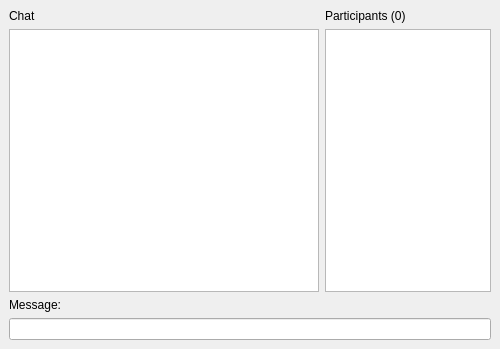
Before: the Qt Designer form client/src/ui/chatdialog.ui in klaalk/klapklap, drawn with Qt 5.
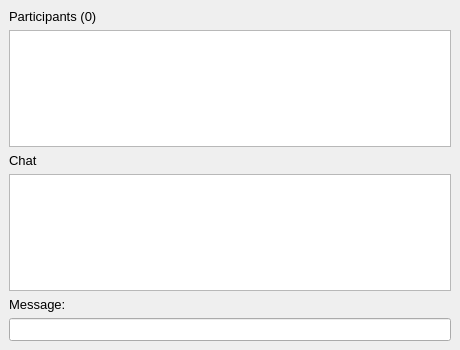
After: the same form once the commit is applied.

Commit message: Miglioramento layout

Diff of the .ui file:
```diff
--- a/client/src/ui/chatdialog.ui
+++ b/client/src/ui/chatdialog.ui
@@ -6,10 +6,22 @@
    <rect>
     <x>0</x>
     <y>0</y>
-    <width>500</width>
-    <height>349</height>
+    <width>460</width>
+    <height>350</height>
    </rect>
   </property>
+  <property name="sizePolicy">
+   <sizepolicy hsizetype="Preferred" vsizetype="Preferred">
+    <horstretch>0</horstretch>
+    <verstretch>0</verstretch>
+   </sizepolicy>
+  </property>
+  <property name="minimumSize">
+   <size>
+    <width>180</width>
+    <height>0</height>
+   </size>
+  </property>
   <property name="maximumSize">
    <size>
     <width>500</width>
@@ -54,8 +66,46 @@
      </property>
      <item>
       <layout class="QVBoxLayout" name="verticalLayout">
+       <item>
+        <widget class="QLabel" name="participants_label">
+         <property name="font">
+          <font>
+           <pointsize>10</pointsize>
+          </font>
+         </property>
+         <property name="text">
+          <string>Participants (0)</string>
+         </property>
+        </widget>
+       </item>
+       <item>
+        <widget class="QListWidget" name="listWidget">
+         <property name="maximumSize">
+          <size>
+           <width>16777215</width>
+           <height>256</height>
+          </size>
+         </property>
+         <property name="font">
+          <font>
+           <pointsize>10</pointsize>
+          </font>
+         </property>
+         <property name="focusPolicy">
+          <enum>Qt::NoFocus</enum>
+         </property>
+         <property name="class" stdset="0">
+          <string>ParticipantList</string>
+         </property>
+        </widget>
+       </item>
        <item>
         <widget class="QLabel" name="label_2">
+         <property name="font">
+          <font>
+           <pointsize>10</pointsize>
+          </font>
+         </property>
          <property name="text">
           <string>Chat</string>
          </property>
@@ -65,39 +115,23 @@
         <widget class="QTextEdit" name="textEdit">
          <property name="minimumSize">
           <size>
-           <width>310</width>
+           <width>0</width>
            <height>0</height>
           </size>
          </property>
+         <property name="font">
+          <font>
+           <pointsize>10</pointsize>
+          </font>
+         </property>
          <property name="focusPolicy">
           <enum>Qt::NoFocus</enum>
          </property>
          <property name="readOnly">
           <bool>true</bool>
          </property>
-        </widget>
-       </item>
-      </layout>
-     </item>
-     <item>
-      <layout class="QVBoxLayout" name="verticalLayout_2">
-       <item>
-        <widget class="QLabel" name="participants_label">
-         <property name="text">
-          <string>Participants (0)</string>
-         </property>
-        </widget>
-       </item>
-       <item>
-        <widget class="QListWidget" name="listWidget">
-         <property name="maximumSize">
-          <size>
-           <width>180</width>
-           <height>16777215</height>
-          </size>
-         </property>
-         <property name="focusPolicy">
-          <enum>Qt::NoFocus</enum>
+         <property name="class" stdset="0">
+          <string>ChatTextEdit</string>
          </property>
         </widget>
        </item>
@@ -124,13 +158,24 @@
      </property>
      <item>
       <widget class="QLabel" name="label">
+       <property name="font">
+        <font>
+         <pointsize>10</pointsize>
+        </font>
+       </property>
        <property name="text">
         <string>Message:</string>
        </property>
       </widget>
      </item>
      <item>
-      <widget class="QLineEdit" name="lineEdit"/>
+      <widget class="QLineEdit" name="lineEdit">
+       <property name="font">
+        <font>
+         <pointsize>10</pointsize>
+        </font>
+       </property>
+      </widget>
      </item>
     </layout>
    </item>
```
The commit also changes 2 other files.
